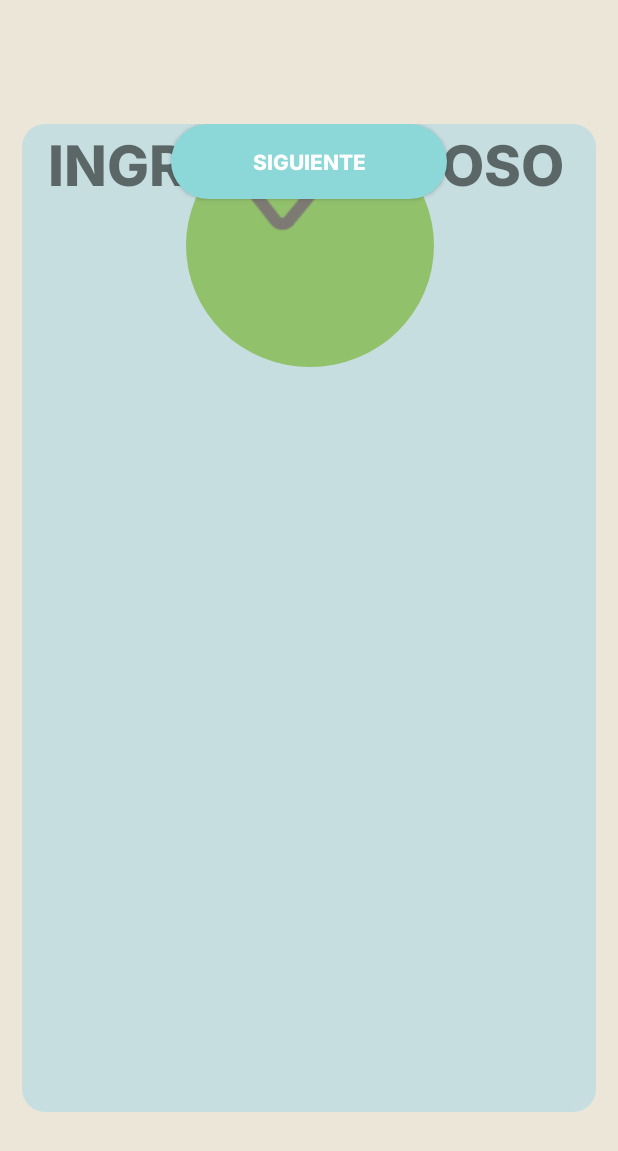
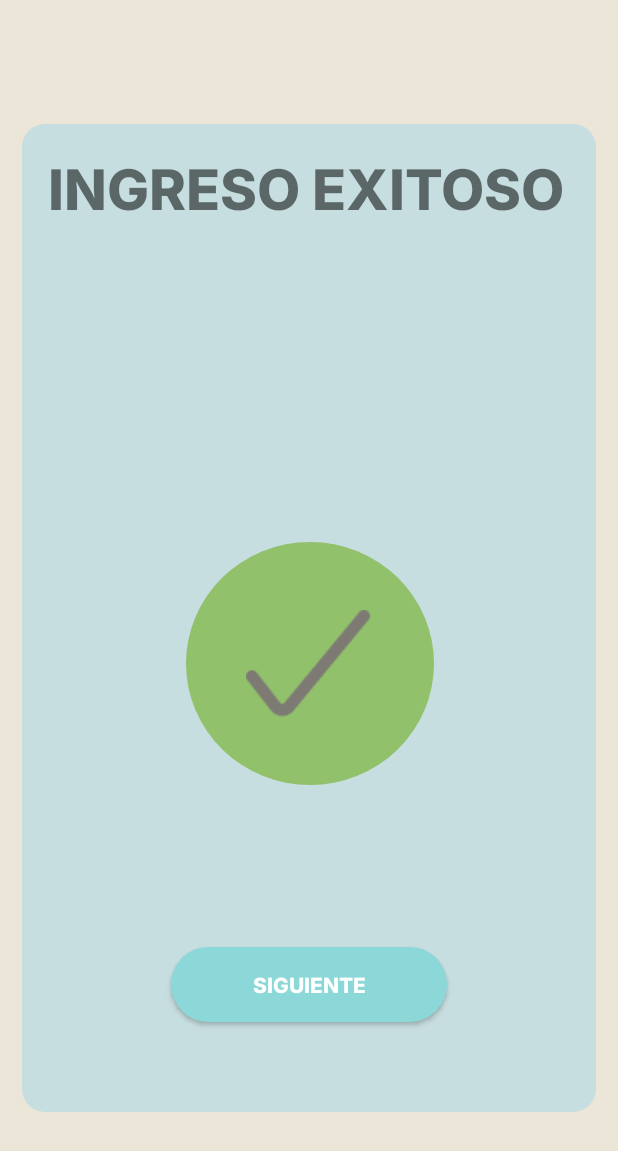
Before and after one commit to Francuster/PPI_RF, an Android app built with Jetpack Compose: the layout ingreso_exitoso.xml on its own in the app's theme, with its tools: preview values and no code run, on a phone screen of 412 x 824 dp. Shown: the top 1151 px of the screen. Run offline under Robolectric (Android 15) with nearby library versions, the light colour scheme and no system bars.

Commit message:
El registro exitoso funciona

```diff
--- a/app/src/main/AndroidManifest.xml
+++ b/app/src/main/AndroidManifest.xml
@@ -34,6 +34,11 @@
         <activity android:name=".Escanea" android:label="Escanea" >
 
         </activity>
+
+        <activity android:name=".RegistroExitoso" android:label="RegistroExitoso" >
+
+        </activity>
+
     </application>
 
 </manifest>
--- a/app/src/main/res/layout/ingreso_exitoso.xml
+++ b/app/src/main/res/layout/ingreso_exitoso.xml
@@ -25,16 +25,17 @@
             android:id="@+id/ingreso_exitoso"
             android:layout_width="349dp"
             android:layout_height="47dp"
+            android:layout_marginTop="16dp"
             android:fontFamily="@font/inter_extrabold"
             android:text="INGRESO EXITOSO"
             android:textSize="37dp"
+
             android:textStyle="bold"
-
             app:layout_constraintEnd_toEndOf="parent"
             app:layout_constraintHorizontal_bias="0.515"
             app:layout_constraintStart_toStartOf="parent"
-            tools:ignore="MissingConstraints"
-            tools:layout_editor_absoluteY="28dp" />
+            app:layout_constraintTop_toTopOf="parent"
+            tools:ignore="MissingConstraints" />
 
         <Button
             android:id="@+id/boton_siguiente"
@@ -46,23 +47,26 @@
             android:fontFamily="@font/inter_extrabold"
             android:text="SIGUIENTE"
             android:textColor="@android:color/white"
+            app:layout_constraintBottom_toBottomOf="parent"
             app:layout_constraintEnd_toEndOf="parent"
             app:layout_constraintStart_toStartOf="parent"
-            app:layout_constraintWidth_percent="0.48"
-            tools:layout_editor_absoluteY="485dp" />
+            app:layout_constraintTop_toTopOf="parent"
+            app:layout_constraintVertical_bias="0.915"
+            app:layout_constraintWidth_percent="0.48" />
 
         <View
             android:id="@+id/elipse_correcto"
             android:layout_width="165dp"
             android:layout_height="162dp"
+            android:layout_marginBottom="108dp"
             android:background="@drawable/elipse_ingreso_exitoso"
+            app:layout_constraintBottom_toTopOf="@+id/boton_siguiente"
             app:layout_constraintEnd_toEndOf="parent"
+
             app:layout_constraintHeight_percent="0.20"
             app:layout_constraintHorizontal_bias="0.502"
-
             app:layout_constraintStart_toStartOf="parent"
-            app:layout_constraintWidth_percent="0.38"
-            tools:layout_editor_absoluteY="211dp">
+            app:layout_constraintWidth_percent="0.38">
 
 
         </View>
@@ -73,11 +77,12 @@
             android:layout_height="wrap_content"
 
 
+            app:layout_constraintBottom_toBottomOf="@+id/elipse_correcto"
             app:layout_constraintEnd_toEndOf="@+id/elipse_correcto"
             app:layout_constraintHorizontal_bias="0.487"
             app:layout_constraintStart_toStartOf="@+id/elipse_correcto"
-            app:srcCompat="@drawable/check"
-            tools:layout_editor_absoluteY="257dp" />
+            app:layout_constraintTop_toTopOf="@+id/elipse_correcto"
+            app:srcCompat="@drawable/check" />
 
     </androidx.constraintlayout.widget.ConstraintLayout>
 </androidx.constraintlayout.widget.ConstraintLayout>
```
Also changed, not shown: app/src/main/java/com/example/myapplication/Escanea.kt (+14 -1 lines), app/src/main/java/com/example/myapplication/RegistroExitoso.kt (added, +12 -0 lines).
